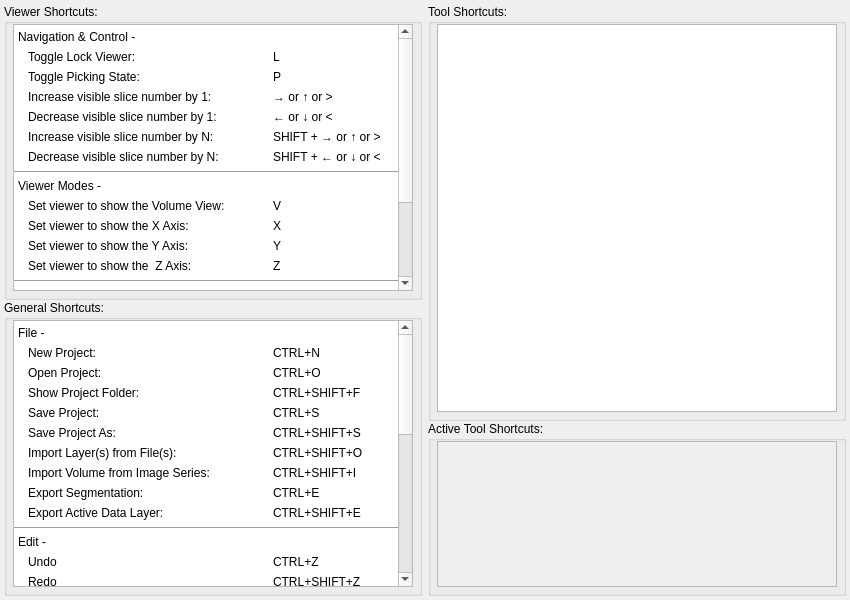
SCIInstitute/Seg3D, file src/Interface/AppInterface/AppShortcuts.ui: the form before one commit.
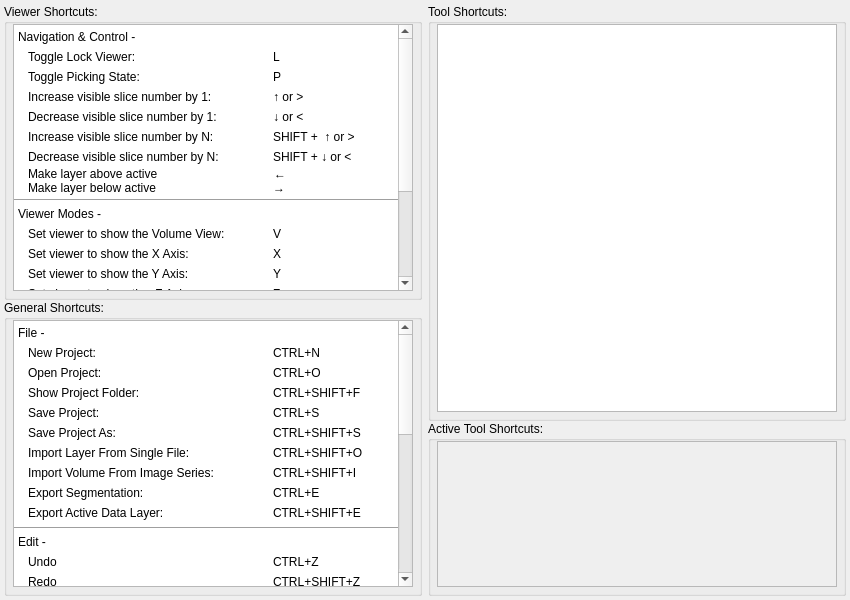
The form after the commit.

```diff
--- a/src/Interface/AppInterface/AppShortcuts.ui
+++ b/src/Interface/AppInterface/AppShortcuts.ui
@@ -43,9 +43,6 @@
 }</string>
   </property>
   <layout class="QHBoxLayout" name="horizontalLayout" stretch="1,1">
-   <property name="spacing">
-    <number>6</number>
-   </property>
    <property name="margin">
     <number>4</number>
    </property>
@@ -89,8 +86,8 @@
              <rect>
               <x>0</x>
               <y>0</y>
-              <width>385</width>
-              <height>384</height>
+              <width>381</width>
+              <height>414</height>
              </rect>
             </property>
             <layout class="QVBoxLayout" name="verticalLayout_13">
@@ -265,7 +262,7 @@
                    <item>
                     <widget class="QLabel" name="label_75">
                      <property name="text">
-                      <string>→ or ↑ or &gt;</string>
+                      <string>↑ or &gt;</string>
                      </property>
                     </widget>
                    </item>
@@ -306,7 +303,7 @@
                    <item>
                     <widget class="QLabel" name="label_77">
                      <property name="text">
-                      <string>← or ↓ or &lt;</string>
+                      <string>↓ or &lt;</string>
                      </property>
                     </widget>
                    </item>
@@ -347,7 +344,7 @@
                    <item>
                     <widget class="QLabel" name="label_79">
                      <property name="text">
-                      <string>SHIFT + → or ↑ or &gt;</string>
+                      <string>SHIFT +  ↑ or &gt;</string>
                      </property>
                     </widget>
                    </item>
@@ -388,7 +385,107 @@
                    <item>
                     <widget class="QLabel" name="label_81">
                      <property name="text">
-                      <string>SHIFT + ← or ↓ or &lt;</string>
+                      <string>SHIFT +  ↓ or &lt;</string>
+                     </property>
+                    </widget>
+                   </item>
+                  </layout>
+                 </widget>
+                </item>
+                <item>
+                 <widget class="QWidget" name="widget_58" native="true">
+                  <layout class="QHBoxLayout" name="horizontalLayout_54" stretch="2,1">
+                   <property name="spacing">
+                    <number>4</number>
+                   </property>
+                   <property name="leftMargin">
+                    <number>10</number>
+                   </property>
+                   <property name="topMargin">
+                    <number>0</number>
+                   </property>
+                   <property name="rightMargin">
+                    <number>0</number>
+                   </property>
+                   <property name="bottomMargin">
+                    <number>0</number>
+                   </property>
+                   <item>
+                    <widget class="QLabel" name="label_90">
+                     <property name="minimumSize">
+                      <size>
+                       <width>0</width>
+                       <height>0</height>
+                      </size>
+                     </property>
+                     <property name="baseSize">
+                      <size>
+                       <width>0</width>
+                       <height>0</height>
+                      </size>
+                     </property>
+                     <property name="text">
+                      <string>Make layer above active</string>
+                     </property>
+                    </widget>
+                   </item>
+                   <item>
+                    <widget class="QLabel" name="label_91">
+                     <property name="minimumSize">
+                      <size>
+                       <width>0</width>
+                       <height>0</height>
+                      </size>
+                     </property>
+                     <property name="maximumSize">
+                      <size>
+                       <width>120</width>
+                       <height>16777215</height>
+                      </size>
+                     </property>
+                     <property name="baseSize">
+                      <size>
+                       <width>0</width>
+                       <height>0</height>
+                      </size>
+                     </property>
+                     <property name="text">
+                      <string>←</string>
+                     </property>
+                    </widget>
+                   </item>
+                  </layout>
+                 </widget>
+                </item>
+                <item>
+                 <widget class="QWidget" name="widget_59" native="true">
+                  <layout class="QHBoxLayout" name="horizontalLayout_55" stretch="2,1">
+                   <property name="spacing">
+                    <number>4</number>
+                   </property>
+                   <property name="leftMargin">
+                    <number>10</number>
+                   </property>
+                   <property name="topMargin">
+                    <number>0</number>
+                   </property>
+                   <property name="rightMargin">
+                    <number>0</number>
+                   </property>
+                   <property name="bottomMargin">
+                    <number>0</number>
+                   </property>
+                   <item>
+                    <widget class="QLabel" name="label_92">
+                     <property name="text">
+                      <string>Make layer below active</string>
+                     </property>
+                    </widget>
+                   </item>
+                   <item>
+                    <widget class="QLabel" name="label_93">
+                     <property name="text">
+                      <string>→</string>
                      </property>
                     </widget>
                    </item>
@@ -923,8 +1020,8 @@
              <rect>
               <x>0</x>
               <y>0</y>
-              <width>385</width>
-              <height>633</height>
+              <width>381</width>
+              <height>630</height>
              </rect>
             </property>
             <layout class="QVBoxLayout" name="verticalLayout_5">
@@ -1215,7 +1312,7 @@
                    <item>
                     <widget class="QLabel" name="label_10">
                      <property name="text">
-                      <string>Import Layer(s) from File(s):</string>
+                      <string>Import Layer From Single File:</string>
                      </property>
                     </widget>
                    </item>
@@ -1256,7 +1353,7 @@
                    <item>
                     <widget class="QLabel" name="label_12">
                      <property name="text">
-                      <string>Import Volume from Image Series:</string>
+                      <string>Import Volume From Image Series:</string>
                      </property>
                     </widget>
                    </item>
```
Left out of the diff: 18 changed lines with no effect on the pictures.
